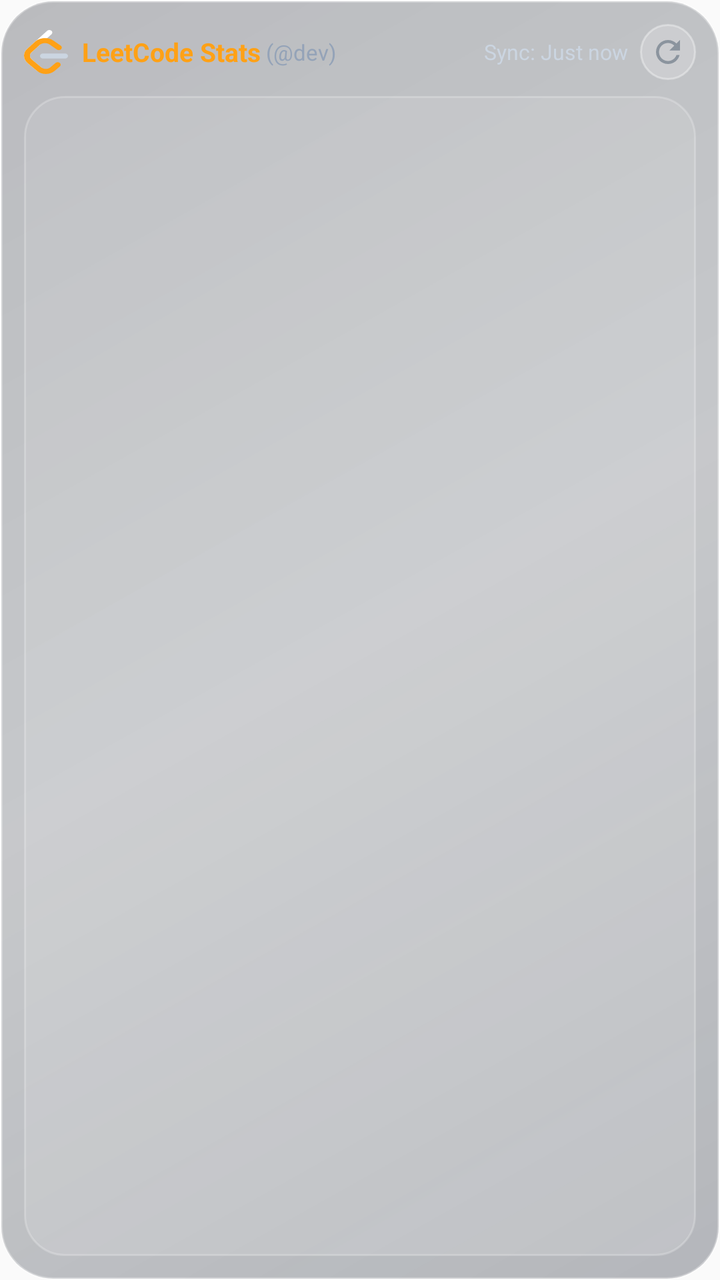
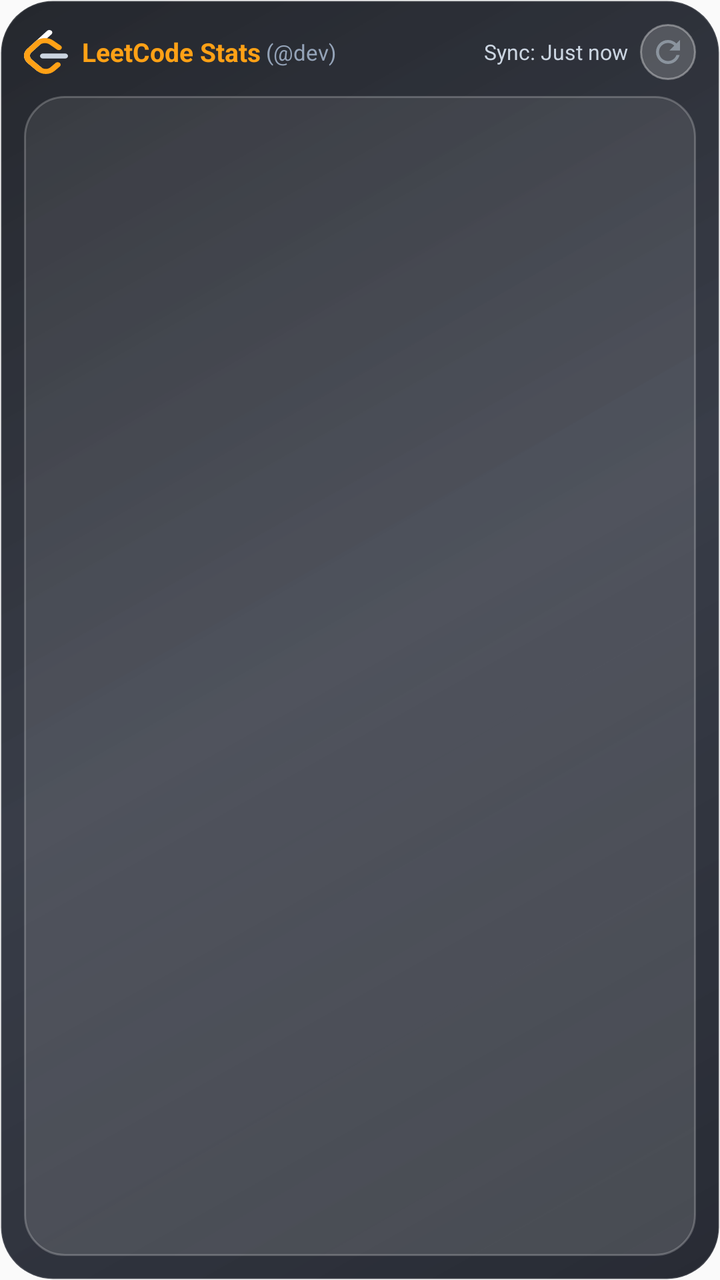

Before-and-after screenshots of an Android layout around one commit, followed by the original layout XML and the change that was made.
<!-- AndroidManifest.xml: application theme Theme.DevWidgets -->
<!-- res/layout/widget_leetcode.xml -->
<?xml version="1.0" encoding="utf-8"?>
<LinearLayout xmlns:android="http://schemas.android.com/apk/res/android"
    android:id="@+id/widget_root"
    android:layout_width="match_parent"
    android:layout_height="match_parent"
    android:orientation="vertical"
    android:background="@drawable/widget_glass_chassis"
    android:padding="12dp">

    
    <RelativeLayout
        android:layout_width="match_parent"
        android:layout_height="wrap_content"
        android:layout_marginBottom="8dp">

        <LinearLayout
            android:id="@+id/header_right_wrap"
            android:layout_width="wrap_content"
            android:layout_height="wrap_content"
            android:orientation="horizontal"
            android:gravity="center_vertical"
            android:layout_alignParentEnd="true"
            android:layout_centerVertical="true">

            <TextView
                android:id="@+id/tv_last_updated"
                android:layout_width="wrap_content"
                android:layout_height="wrap_content"
                android:text="Sync: Just now"
                android:textColor="#CBD5E1"
                android:textSize="10.5sp"
                android:layout_marginEnd="6dp" />

            <ImageView
                android:id="@+id/btn_refresh"
                android:layout_width="28dp"
                android:layout_height="28dp"
                android:background="@drawable/widget_icon_button_glass"
                android:padding="5dp"
                android:src="@drawable/ic_refresh"
                android:contentDescription="Refresh" />
        </LinearLayout>

        <LinearLayout
            android:layout_width="wrap_content"
            android:layout_height="wrap_content"
            android:orientation="horizontal"
            android:gravity="center_vertical"
            android:layout_alignParentStart="true"
            android:layout_centerVertical="true">

            <ImageView
                android:id="@+id/iv_lc_brand_logo"
                android:layout_width="22dp"
                android:layout_height="22dp"
                android:src="@drawable/ic_leetcode_logo"
                android:layout_marginEnd="7dp"
                android:contentDescription="LeetCode Logo" />

            <TextView
                android:id="@+id/tv_lc_title"
                android:layout_width="wrap_content"
                android:layout_height="wrap_content"
                android:text="LeetCode Stats"
                android:textColor="#FFA116"
                android:textSize="13sp"
                android:textStyle="bold" />

            <TextView
                android:id="@+id/tv_lc_user_tag"
                android:layout_width="wrap_content"
                android:layout_height="wrap_content"
                android:text=" (@dev)"
                android:textColor="#94A3B8"
                android:textSize="11sp" />
        </LinearLayout>
    </RelativeLayout>

    
    <LinearLayout
        android:id="@+id/section_leetcode"
        android:layout_width="match_parent"
        android:layout_height="0dp"
        android:layout_weight="1"
        android:orientation="horizontal"
        android:background="@drawable/widget_glass_card"
        android:padding="10dp"
        android:gravity="center_vertical">

        <ImageView
            android:id="@+id/iv_leetcode_circle"
            android:layout_width="0dp"
            android:layout_height="match_parent"
            android:layout_weight="0.45"
            android:scaleType="fitCenter"
            android:contentDescription="LeetCode Gauge" />

        <ImageView
            android:id="@+id/iv_leetcode_heatmap"
            android:layout_width="0dp"
            android:layout_height="match_parent"
            android:layout_weight="0.55"
            android:scaleType="fitCenter"
            android:layout_marginStart="8dp"
            android:contentDescription="LeetCode Heatmap" />
    </LinearLayout>
</LinearLayout>
<!-- resources referenced by this layout -->
<resources>
  <!-- drawable ic_leetcode_logo (drawable) -->
  <vector xmlns:android="http://schemas.android.com/apk/res/android"
      android:width="20dp"
      android:height="20dp"
      android:viewportWidth="94"
      android:viewportHeight="111">
      
      
      <path
          android:fillColor="#FFFFFF"
          android:pathData="M49.4124,2.0234 C51.8179,-0.5523 55.8523,-0.6869 58.4235,1.7228 C60.9946,4.1324 61.129,8.1739 58.7235,10.7495 L15.9282,56.5729 C11.2774,61.552 11.7867,69.5738 17.1459,74.8292 L36.9094,94.2091 C39.4256,96.6764 39.4686,100.7198 37.0056,103.2403 C34.5426,105.7609 30.5063,105.804 27.9901,103.3367 L8.2265,83.9567 C-1.9247,74.0021 -2.936,58.0741 6.6175,47.8463 L49.4124,2.0234 Z" />
      
      <path
          android:fillColor="#CBD5E1"
          android:pathData="M40.607,72.0014 C37.086,72.0014 34.2317,69.1421 34.2317,65.615 C34.2317,62.0879 37.086,59.2286 40.607,59.2286 L87.6247,59.2286 C91.1457,59.2286 94,62.0879 94,65.615 C94,69.1421 91.1457,72.0014 87.6247,72.0014 L40.607,72.0014 Z" />
      
      <path
          android:fillColor="#FFA116"
          android:pathData="M67.5068,83.0664 C70.0005,80.5764 74.0371,80.5829 76.5228,83.0809 C79.0085,85.579 79.002,89.6226 76.5083,92.1127 L65.4351,103.1696 C55.2192,113.3707 38.5605,113.5187 28.1723,103.5132 C28.1122,103.4557 23.4866,98.9201 8.227,83.957 C-1.9248,74.0029 -2.9361,58.0749 6.617,47.8464 L24.4287,28.7745 C33.91,18.6219 51.3874,17.5122 62.228,26.2789 L78.4053,39.362 C81.1449,41.5776 81.5728,45.5985 79.3611,48.3429 C77.1493,51.0873 73.1355,51.5159 70.3959,49.3003 L54.2187,36.2173 C48.5493,31.6325 38.6319,32.2622 33.7399,37.5006 L15.9279,56.5727 C11.2772,61.5522 11.7866,69.574 17.1461,74.8292 C28.3515,85.8169 36.9874,94.2846 36.9974,94.2942 C42.3982,99.496 51.1309,99.4184 56.4336,94.1234 L67.5068,83.0664 Z" />
  </vector>
  <!-- drawable ic_refresh (drawable) -->
  <vector xmlns:android="http://schemas.android.com/apk/res/android"
      android:width="20dp"
      android:height="20dp"
      android:viewportWidth="24"
      android:viewportHeight="24">
    <path
        android:fillColor="#8B949E"
        android:pathData="M17.65,6.35C16.2,4.9 14.21,4 12,4c-4.42,0 -7.99,3.58 -7.99,8s3.57,8 7.99,8c3.73,0 6.84,-2.55 7.73,-6h-2.08c-0.82,2.33 -3.04,4 -5.65,4 -3.31,0 -6,-2.69 -6,-6s2.69,-6 6,-6c1.66,0 3.14,0.69 4.22,1.78L13,11h7V4l-2.35,2.35z"/>
  </vector>
  <!-- drawable widget_glass_card (drawable) -->
  <?xml version="1.0" encoding="utf-8"?>
  <shape xmlns:android="http://schemas.android.com/apk/res/android"
      android:shape="rectangle">
      
      <gradient
          android:angle="135"
          android:startColor="#26FFFFFF"
          android:endColor="#14FFFFFF" />
      <corners android:radius="20dp" />
      <stroke
          android:width="1dp"
          android:color="#38FFFFFF" />
  </shape>
  <!-- drawable widget_glass_chassis (drawable) -->
  <?xml version="1.0" encoding="utf-8"?>
  <shape xmlns:android="http://schemas.android.com/apk/res/android"
      android:shape="rectangle">
      
      <gradient
          android:angle="135"
          android:startColor="#4D141C2B"
          android:centerColor="#38101824"
          android:endColor="#440A101C" />
      <corners android:radius="26dp" />
      <stroke
          android:width="1.2dp"
          android:color="#4DFFFFFF" />
  </shape>
  <!-- drawable widget_icon_button_glass (drawable) -->
  <?xml version="1.0" encoding="utf-8"?>
  <shape xmlns:android="http://schemas.android.com/apk/res/android"
      android:shape="oval">
      
      <solid android:color="#2EFFFFFF" />
      <stroke
          android:width="1dp"
          android:color="#59FFFFFF" />
  </shape>
  <style name="Theme.DevWidgets" parent="android:Theme.Material.Light.NoActionBar" />
</resources>

<!-- the commit's change to res/layout/widget_leetcode.xml (unified diff, before → after) -->
@@ -1,11 +1,29 @@
 <?xml version="1.0" encoding="utf-8"?>
-<LinearLayout xmlns:android="http://schemas.android.com/apk/res/android"
-    android:id="@+id/widget_root"
+<FrameLayout xmlns:android="http://schemas.android.com/apk/res/android"
     android:layout_width="match_parent"
-    android:layout_height="match_parent"
-    android:orientation="vertical"
-    android:background="@drawable/widget_glass_chassis"
-    android:padding="12dp">
+    android:layout_height="match_parent">
+
+    <ImageView
+        android:id="@+id/iv_widget_wallpaper_bg"
+        android:layout_width="match_parent"
+        android:layout_height="match_parent"
+        android:scaleType="centerCrop"
+        android:visibility="gone" />
+
+    <ImageView
+        android:id="@+id/v_widget_wallpaper_scrim"
+        android:layout_width="match_parent"
+        android:layout_height="match_parent"
+        android:background="#80000000"
+        android:visibility="gone" />
+
+    <LinearLayout
+        android:id="@+id/widget_root"
+        android:layout_width="match_parent"
+        android:layout_height="match_parent"
+        android:orientation="vertical"
+        android:background="@drawable/widget_glass_chassis"
+        android:padding="12dp">
 
     
     <RelativeLayout
@@ -105,3 +123,4 @@
             android:contentDescription="LeetCode Heatmap" />
     </LinearLayout>
 </LinearLayout>
+</FrameLayout>
<!-- resource entries referenced after the edit -->
@@ -51,13 +51,13 @@
       
       <gradient
           android:angle="135"
-          android:startColor="#4D141C2B"
-          android:centerColor="#38101824"
-          android:endColor="#440A101C" />
+          android:startColor="#E610141E"
+          android:centerColor="#D9161B28"
+          android:endColor="#E60D1017" />
       <corners android:radius="26dp" />
       <stroke
-          android:width="1.2dp"
-          android:color="#4DFFFFFF" />
+          android:width="1dp"
+          android:color="#20FFFFFF" />
   </shape>
   <!-- drawable widget_icon_button_glass (drawable) -->
   <?xml version="1.0" encoding="utf-8"?>
